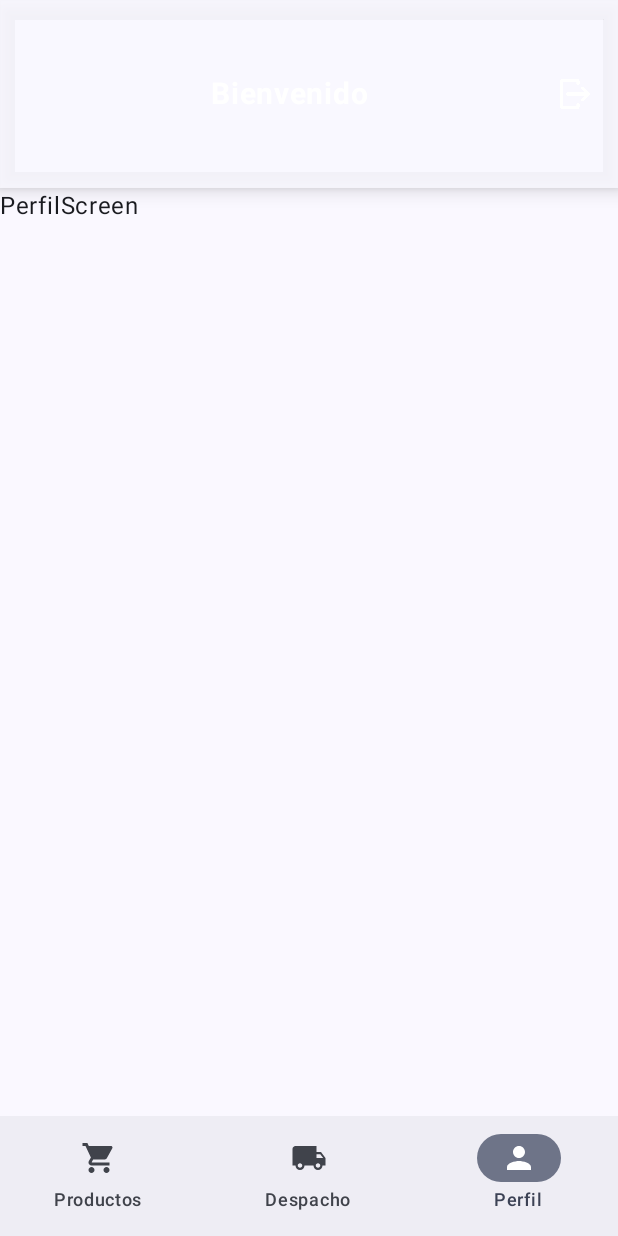
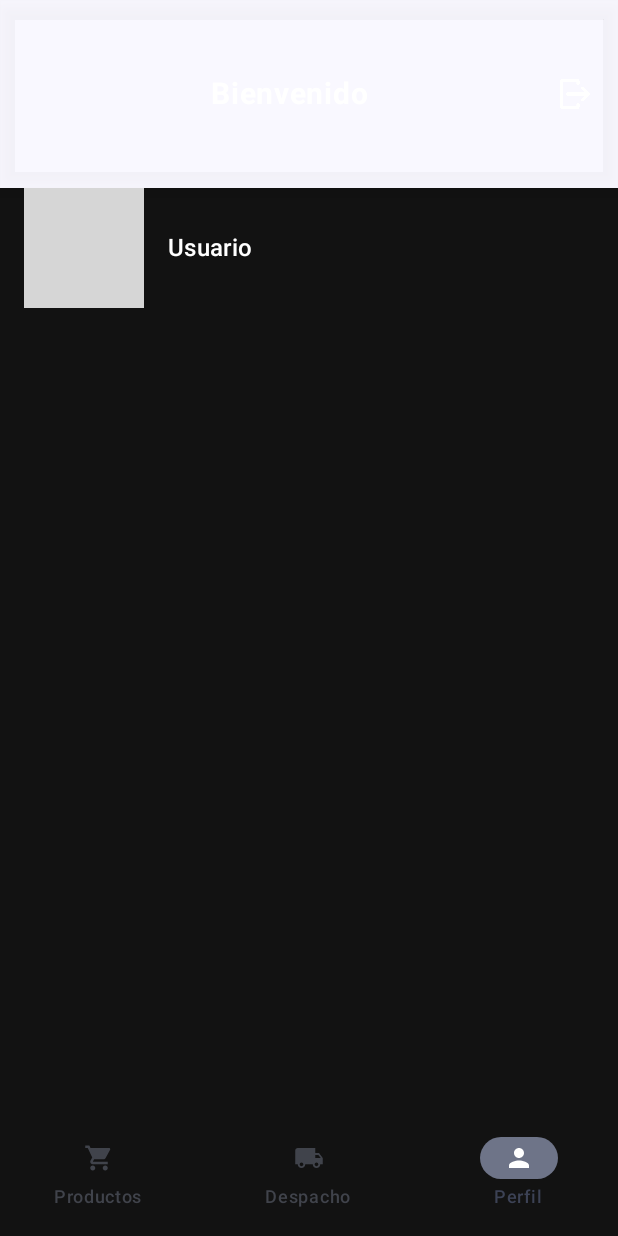
Before and after one commit to AIEP-FOLDER/DespachoAiep, an Android app built with Jetpack Compose: the PerfilScreen screen opened through its navigation route, on a phone screen of 412 x 824 dp. Run offline under Robolectric (Android 15) with nearby library versions, the phone set to English and light mode, and no system bars; our stand-ins replace Firebase (no records; nobody signed in at launch, a user with empty details on screens opened directly); pictures from the network do not load; grey boxes are pictures that could not be loaded.

Commit message:
Agregando perfil nav

```diff
--- a/app/src/main/java/com/lll/despachoaiep/presentation/despacho/DespachoScreen.kt
+++ b/app/src/main/java/com/lll/despachoaiep/presentation/despacho/DespachoScreen.kt
@@ -2,9 +2,11 @@ package com.lll.despachoaiep.presentation.despacho
 
 import android.util.Log
 import androidx.compose.foundation.background
+import androidx.compose.foundation.layout.Box
 import androidx.compose.foundation.layout.Column
 import androidx.compose.foundation.layout.Spacer
 import androidx.compose.foundation.layout.fillMaxSize
+import androidx.compose.foundation.layout.fillMaxWidth
 import androidx.compose.foundation.layout.height
 import androidx.compose.foundation.layout.padding
 import androidx.compose.foundation.rememberScrollState
@@ -94,12 +96,9 @@ fun DespachoScreen(
 
 
     LaunchedEffect(Unit) {
-        obtenerUbicacionActual(
-            context = context,
-            onSuccess = { location ->
+        obtenerUbicacionActual(context = context, onSuccess = { location ->
             val distancia = calcularDistanciaHaversine(
-                    lat1 = location.latitude,
-                    lon1 = location.longitude,
+                lat1 = location.latitude, lon1 = location.longitude,
                 // lat bodega y log bodega en plaza de armas
                 lat2 = -41.317831, // Plaza de Armas Puerto Varas
                 lon2 = -72.982737
@@ -108,12 +107,10 @@ fun DespachoScreen(
             distanciaCalculadaKm = distancia
             distanciaKm = "%.2f".format(distancia) // actualiza el TextField
             cargandoUbicacion = false
-            },
-            onError = {
+        }, onError = {
             Log.e("Ubicación [onError]", it)
             cargandoUbicacion = false
-            }
-        )
+        })
     }
 
 
@@ -125,6 +122,7 @@ fun DespachoScreen(
             .background(Black),
         horizontalAlignment = Alignment.CenterHorizontally
     ) {
+
 
         CatalogoProductosBurbuja(
             productos = productos,
@@ -140,7 +138,9 @@ fun DespachoScreen(
             }
 
         )
-
+        Column(
+            modifier = Modifier.padding(horizontal = 16.dp)
+        ) {
             ViewMontosYDistancia(
                 montoCompra = montoCompra,
                 onMontoChange = { montoCompraInt = it.toIntOrNull() ?: montoCompraInt },
@@ -157,8 +157,7 @@ fun DespachoScreen(
                 incluyeCongelados = incluyeCongelados,
                 onDireccionChange = { direccion = it },
                 onContactoChange = { contacto = it },
-            onCongeladosChange = { incluyeCongelados = it }
-        )
+                onCongeladosChange = { incluyeCongelados = it })
 
 
             Spacer(modifier = Modifier.height(24.dp))
@@ -200,7 +199,7 @@ fun DespachoScreen(
             Spacer(modifier = Modifier.weight(1f))
             Text("Versión cliente: Oreo", color = Color.LightGray, fontSize = 12.sp)
             Spacer(modifier = Modifier.weight(1f))
-
+        }
 
     }
 
--- a/app/src/main/java/com/lll/despachoaiep/presentation/home/HomeNavHost.kt
+++ b/app/src/main/java/com/lll/despachoaiep/presentation/home/HomeNavHost.kt
@@ -53,7 +53,7 @@ fun HomeNavHost(
         }
 
         composable(HomeDestination.Perfil.route) {
-            PerfilScreen()
+            PerfilScreen(auth = auth)
         }
 
     }
--- a/app/src/main/java/com/lll/despachoaiep/presentation/home/HomeScreen.kt
+++ b/app/src/main/java/com/lll/despachoaiep/presentation/home/HomeScreen.kt
@@ -1,110 +1,35 @@
 // java/com/lll/despachoaiep/presentation/home/HomeScreen.kt
 package com.lll.despachoaiep.presentation.home
 
-import android.util.Log
 import androidx.compose.foundation.layout.padding
-import androidx.compose.foundation.rememberScrollState
+import androidx.compose.foundation.layout.size
 import androidx.compose.material3.Icon
 import androidx.compose.material3.NavigationBar
 import androidx.compose.material3.NavigationBarItem
-
-
 import androidx.compose.material3.Scaffold
 import androidx.compose.material3.Text
 import androidx.compose.runtime.Composable
-import androidx.compose.runtime.LaunchedEffect
 import androidx.compose.runtime.getValue
-import androidx.compose.runtime.mutableIntStateOf
-import androidx.compose.runtime.mutableStateListOf
-import androidx.compose.runtime.mutableStateOf
-import androidx.compose.runtime.remember
-import androidx.compose.runtime.saveable.rememberSaveable
-import androidx.compose.runtime.setValue
 import androidx.compose.ui.Modifier
-import androidx.compose.ui.platform.LocalContext
+import androidx.compose.ui.unit.dp
+import androidx.compose.ui.unit.sp
 import androidx.navigation.compose.currentBackStackEntryAsState
-
 import androidx.navigation.compose.rememberNavController
 import com.google.firebase.auth.FirebaseAuth
-
 import com.lll.despachoaiep.presentation.components.topBar.TopBarContainer
-import com.lll.despachoaiep.utils.calcularDistanciaHaversine
-import com.lll.despachoaiep.utils.obtenerUbicacionActual
+import com.lll.despachoaiep.ui.theme.Black
 
 
 @Composable
 fun HomeScreen(
     auth: FirebaseAuth, onLogout: () -> Unit
 ) {
-
-    // estado producto seleccionado/des
-    val productosSeleccionados = remember { mutableStateListOf<Int>() } // guarda los IDs
-
-
-    // estado de distacia
-    var distanciaCalculadaKm by remember { mutableStateOf<Double?>(null) }
-    val context = LocalContext.current
-
     //----------------------
     val usuarioActual = FirebaseAuth.getInstance().currentUser
     val nombreUsuario = usuarioActual?.displayName ?: "Usuario"
 
-    // recuperar imagen
-    val imagenUsuario = usuarioActual?.photoUrl?.toString()
-
-
-    var montoCompraInt by remember { mutableIntStateOf(0) }
-    val montoCompra = montoCompraInt.toString()
-
-
-    var distanciaKm by remember { mutableStateOf("") }
-    var incluyeCongelados by remember { mutableStateOf(false) }
-
-
-    var direccion by remember { mutableStateOf("") }
-    var contacto by remember { mutableStateOf("") }
-    var resultadoDespacho by remember {
-        mutableStateOf<Int?>(null)
-    }
-
-    var showError by remember { mutableStateOf(false) }
-    var errorMessage by remember { mutableStateOf("") }
-
-
-    val scrollState = rememberScrollState()
-    var cargandoUbicacion by remember { mutableStateOf(true) }
-
     // navbootom
     val navController = rememberNavController()
-    //var selectedRoute by rememberSaveable { mutableStateOf(HomeDestination.Despacho.route) }
-
-
-
-
-    LaunchedEffect(Unit) {
-        obtenerUbicacionActual(
-            context = context,
-            onSuccess = { location ->
-                val distancia = calcularDistanciaHaversine(
-                    lat1 = location.latitude,
-                    lon1 = location.longitude,
-                    // lat bodega y log bodega en plaza de armas
-                    lat2 = -41.317831, // Plaza de Armas Puerto Varas
-                    lon2 = -72.982737
-                )
-                // -41.317831, -72.982737
-                distanciaCalculadaKm = distancia
-                distanciaKm = "%.2f".format(distancia) // actualiza el TextField
-                cargandoUbicacion = false
-            },
-            onError = {
-                Log.e("Ubicación [onError]", it)
-                cargandoUbicacion = false
-            }
-        )
-    }
-
-
 
     val currentBackStackEntry by navController.currentBackStackEntryAsState()
     val currentRoute = currentBackStackEntry?.destination?.route
@@ -119,29 +44,27 @@ fun HomeScreen(
 
         },
         bottomBar = {
-            NavigationBar {
+            NavigationBar(
+                containerColor = Black,
+                tonalElevation = 0.dp
+            ) {
                 HomeDestination.all.filterNotNull().forEach { destination ->
                     NavigationBarItem(
                         //selected = selectedRoute == destination.route,
                         selected = currentRoute == destination.route,
-
                         onClick = {
-                            /*
-                            selectedRoute = destination.route
                             navController.navigate(destination.route) {
                                 launchSingleTop = true
                             }
-                            */
-
-                            navController.navigate(destination.route) {
-                                launchSingleTop = true
-                            }
-
-
-
                         },
-                        icon = { Icon(destination.icon, contentDescription = destination.label) },
-                        label = { Text(destination.label) }
+                        icon = {
+                            Icon(
+                                destination.icon,
+                                contentDescription = destination.label,
+                                modifier = Modifier.size(20.dp)
+                            )
+                        },
+                        label = { Text(destination.label, fontSize = 12.sp) }
                     )
                 }
 
@@ -150,12 +73,6 @@ fun HomeScreen(
 
 
     ) { innerPadding ->
-        /*
-        BottomBarContainer(
-            nombreUsuario = nombreUsuario,
-            imagenUsuario = imagenUsuario
-        )
-        */
 
         HomeNavHost(
             navController = navController,
--- /dev/null
+++ b/app/src/main/java/com/lll/despachoaiep/presentation/perfil/NavPerfilScreen.kt
@@ -0,0 +1,53 @@
+package com.lll.despachoaiep.presentation.perfil
+
+import androidx.compose.foundation.layout.Column
+import androidx.compose.foundation.layout.Row
+import androidx.compose.foundation.layout.Spacer
+import androidx.compose.foundation.layout.fillMaxWidth
+import androidx.compose.foundation.layout.size
+import androidx.compose.foundation.layout.width
+import androidx.compose.foundation.shape.CircleShape
+import androidx.compose.material3.MaterialTheme
+import androidx.compose.material3.Text
+import androidx.compose.runtime.Composable
+import androidx.compose.ui.Alignment
+import androidx.compose.ui.Modifier
+import androidx.compose.ui.draw.clip
+import androidx.compose.ui.graphics.Color
+import androidx.compose.ui.layout.ContentScale
+import androidx.compose.ui.tooling.preview.Preview
+import androidx.compose.ui.unit.dp
+import coil.compose.AsyncImage
+
+@Composable
+fun NavPerfilScreen(
+    urlImg: String,
+    contentDescription: String,
+    nombrePerfil: String,
+    modifier: Modifier = Modifier
+) {
+    Row(
+        modifier = modifier.fillMaxWidth(),
+        verticalAlignment = Alignment.CenterVertically
+    ) {
+        AsyncImage(
+            model = urlImg,
+            contentDescription = contentDescription,
+            modifier = Modifier
+                .size(80.dp)
+                .clip(CircleShape),
+            contentScale = ContentScale.Crop
+        )
+
+        Spacer(modifier = Modifier.width(16.dp))
+
+        Column(modifier = Modifier.weight(1f)) {
+            Text(
+                text = nombrePerfil,
+                style = MaterialTheme.typography.titleMedium,
+                color = Color.White
+            )
+
+        }
+    }
+}
--- a/app/src/main/java/com/lll/despachoaiep/presentation/perfil/PerfilScreen.kt
+++ b/app/src/main/java/com/lll/despachoaiep/presentation/perfil/PerfilScreen.kt
@@ -1,14 +1,103 @@
 package com.lll.despachoaiep.presentation.perfil
 
 
-
+import androidx.compose.foundation.background
+import androidx.compose.foundation.border
+import androidx.compose.foundation.layout.Column
+import androidx.compose.foundation.layout.Row
+import androidx.compose.foundation.layout.Spacer
+import androidx.compose.foundation.layout.fillMaxSize
+import androidx.compose.foundation.layout.fillMaxWidth
+import androidx.compose.foundation.layout.height
+import androidx.compose.foundation.layout.padding
+import androidx.compose.foundation.layout.size
+import androidx.compose.foundation.layout.width
+import androidx.compose.foundation.rememberScrollState
+import androidx.compose.foundation.shape.CircleShape
+import androidx.compose.foundation.verticalScroll
+import androidx.compose.material3.MaterialTheme
+import androidx.compose.material3.Surface
 import androidx.compose.material3.Text
 import androidx.compose.runtime.Composable
+import androidx.compose.ui.Alignment
+import androidx.compose.ui.Modifier
+import androidx.compose.ui.draw.clip
+import androidx.compose.ui.graphics.Color
+import androidx.compose.ui.layout.ContentScale
+import androidx.compose.ui.tooling.preview.Preview
+import androidx.compose.ui.unit.dp
+import coil.compose.AsyncImage
 import com.google.firebase.auth.FirebaseAuth
+import com.lll.despachoaiep.ui.theme.Black
 
 @Composable
 fun PerfilScreen(
+    auth: FirebaseAuth,
+) {
+    val usuarioActual = FirebaseAuth.getInstance().currentUser
+    //val nombreUsuario = usuarioActual?.displayName ?: "Usuario"
+    val nombreUsuario = usuarioActual?.displayName?.takeIf { it.isNotBlank() } ?: "Usuario"
 
-) {
-    Text("PerfilScreen")
+    val defaultAvatarUrl = "https://cdn-icons-png.flaticon.com/512/149/149071.png"
+    val imgUsuario = usuarioActual?.photoUrl?.toString() ?: defaultAvatarUrl
+
+    val scrollState = rememberScrollState()
+
+
+    Surface(modifier = Modifier.fillMaxSize()) {
+        Column(
+            modifier = Modifier
+                .fillMaxSize()
+                .verticalScroll(scrollState)
+                .background(Black),
+            horizontalAlignment = Alignment.CenterHorizontally
+
+        ) {
+            Column(
+                modifier = Modifier.padding(horizontal = 16.dp)
+            ) {
+                NavPerfilScreen(imgUsuario, nombreUsuario, nombreUsuario)
+            }
+
+
+
+            Spacer(modifier = Modifier.height(16.dp))
+
+
+        }
+    }
 }
+
+
+@Preview(showBackground = true)
+@Composable
+fun PreviewPerfilScreen() {
+    val scrollState = rememberScrollState()
+
+    val img = "https://i.pinimg.com/1200x/b0/55/60/b05560dbb2f4d4890e6e61e3f55d5e09.jpg"
+    val name = "Matías Pérez"
+    Surface(modifier = Modifier.fillMaxSize()) {
+        Column(
+            modifier = Modifier
+                .fillMaxSize()
+                .verticalScroll(scrollState)
+                .background(Black),
+            horizontalAlignment = Alignment.CenterHorizontally
+
+        ) {
+            Column(
+                modifier = Modifier.padding(horizontal = 16.dp)
+            ) {
+                // aqui tienen que ir todos mis composables
+                NavPerfilScreen(img, name, name)
+
+            }
+
+
+
+            Spacer(modifier = Modifier.height(16.dp))
+
+
+        }
+    }
+}
--- a/app/src/main/java/com/lll/despachoaiep/utils/CatalogProduct.kt
+++ b/app/src/main/java/com/lll/despachoaiep/utils/CatalogProduct.kt
@@ -40,7 +40,7 @@ fun CatalogoProductosBurbuja(
     Box(
         modifier = Modifier
             .fillMaxWidth()
-            .padding(start = 5.dp)
+            .padding(start = 16.dp)
     ) {
         Text(
             text = "Productos disponibles",
```
Lines whose indentation alone changed are shown as unchanged.
